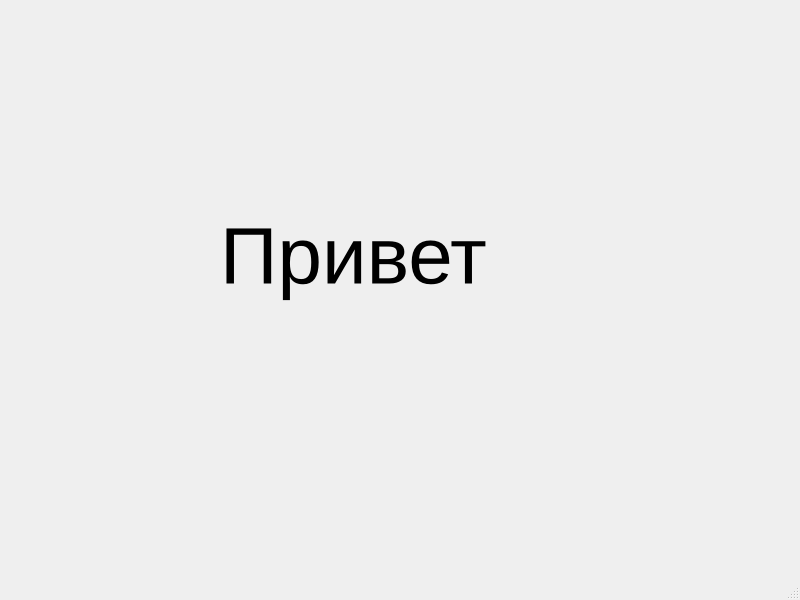
Before: the Qt Designer form mainwindow.ui in geroineee/ARM_QT, drawn with Qt 5.
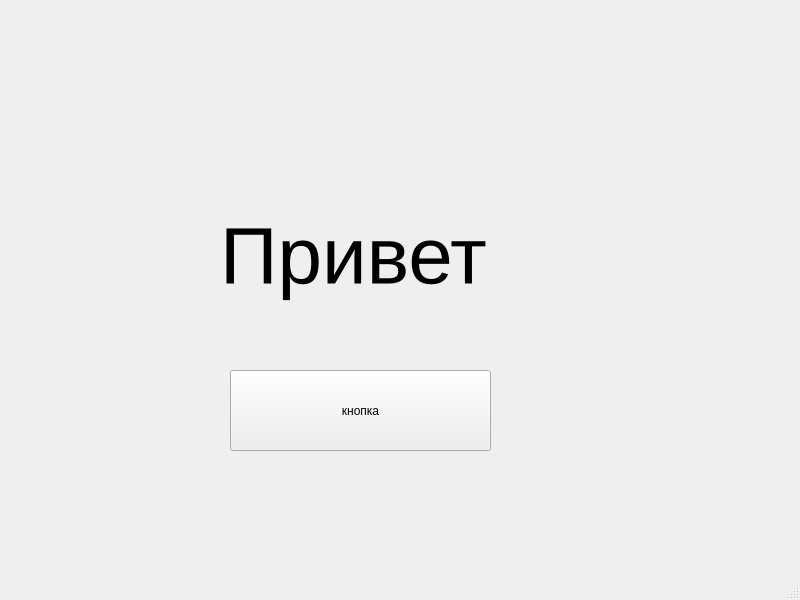
After: the same form once the commit is applied.

Commit message: test кнопка

Patch:
```diff
--- a/mainwindow.ui
+++ b/mainwindow.ui
@@ -32,6 +32,19 @@
      <string>Привет</string>
     </property>
    </widget>
+   <widget class="QPushButton" name="pushButton">
+    <property name="geometry">
+     <rect>
+      <x>230</x>
+      <y>370</y>
+      <width>261</width>
+      <height>81</height>
+     </rect>
+    </property>
+    <property name="text">
+     <string>кнопка</string>
+    </property>
+   </widget>
   </widget>
   <widget class="QMenuBar" name="menubar">
    <property name="geometry">
```
Left out of the diff: 2 changed lines with no effect on the pictures.
